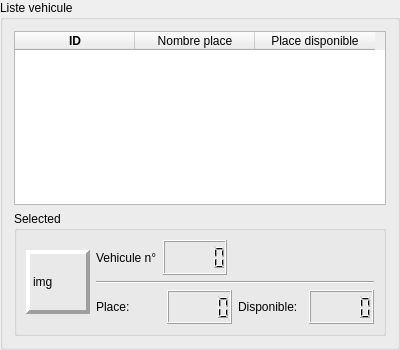
Qt form src/views/VehicleList/VehicleListView.ui (DinaTolotra/QReservation) before a commit.
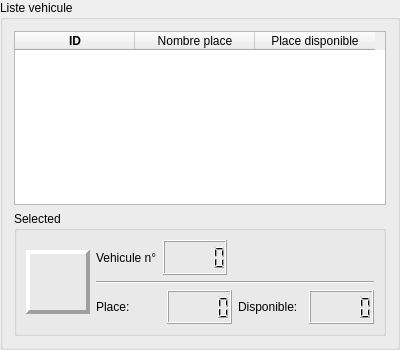
The same form after that commit.

```diff
--- a/src/views/VehicleList/VehicleListView.ui
+++ b/src/views/VehicleList/VehicleListView.ui
@@ -128,7 +128,7 @@
          <number>4</number>
         </property>
         <property name="text">
-         <string>img</string>
+         <string/>
         </property>
        </widget>
       </item>
```
